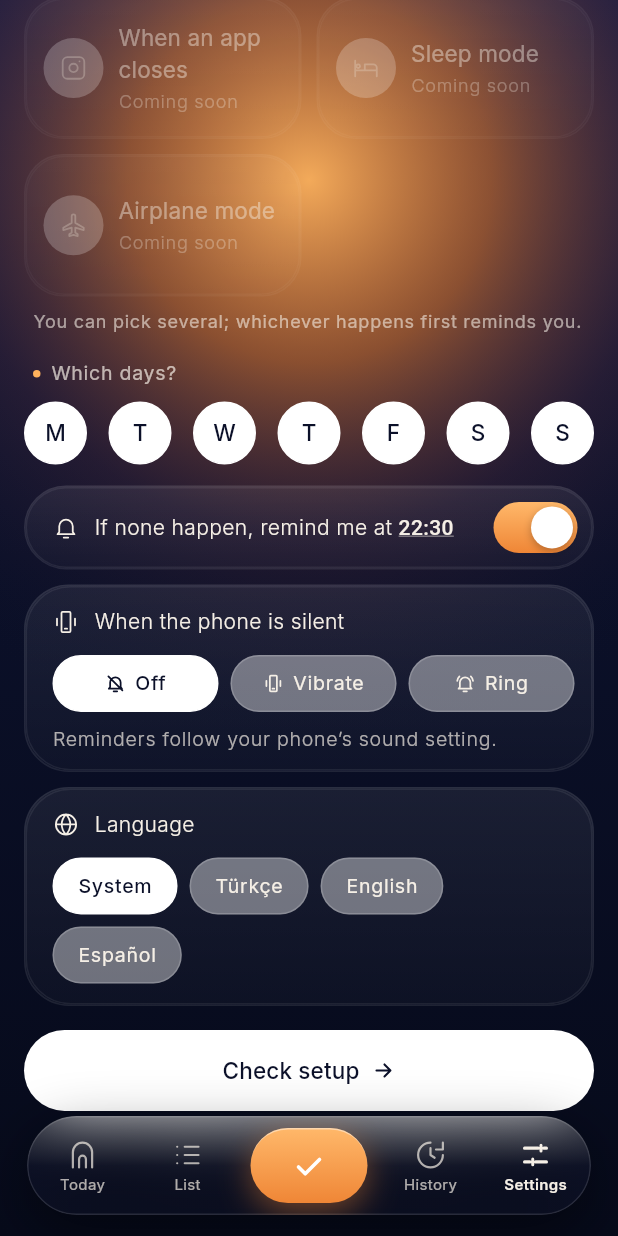
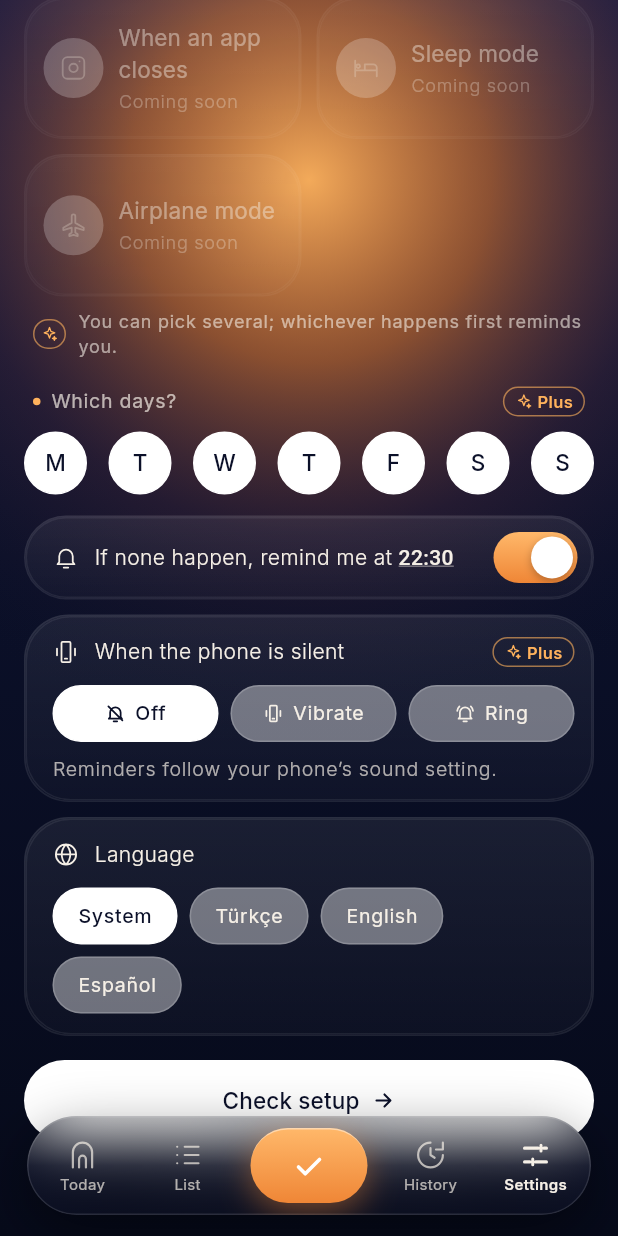
Before and after one commit to ishakdas/threshold, a Flutter app: the TriggerScreen screen opened by its route, scrolled down 576 dp, on a phone screen of 412 x 824 dp. Run offline on Flutter 3.47's test engine with Material 3 defaults, Android fonts, the phone set to English and light mode, and no system bars; our stand-ins replace flutter_riverpod, flutter_svg, go_router, in_app_purchase, shared_preferences; missing offline and left inert: in_app_purchase_android; accounts and stored records are empty.

Commit message:
Sessiz mod Plus'a; Plus özellikleri altın rozetle işaretli
- Ücretsiz tetikleyiciler: şarja takınca, alarmı durdurunca. Sessize
  alınca / sessizden çıkarınca da Plus'a özel (Dart ve Android).
- PlusBadge: Plus yokken altın dolgulu, Plus varken ince çerçeveli;
  Plus'a özel tetikleyicilerin köşesinde, gün seçiminde, sessizdeyken
  kartında, çoklu tetikleyici notunda ve Geçmiş başlığında. Plus kartının
  ikonu da aynı yıldız.

Co-Authored-By: Claude Opus 5.5 <noreply@anthropic.com>
Claude-Session: https://claude.ai/code/session_01HuJWcJmP6KzCekACY81Kzn

```diff
--- a/lib/data/models.dart
+++ b/lib/data/models.dart
@@ -80,10 +80,10 @@ enum TriggerKind {
   };
 
   /// Eşik Plus olmadan da kullanılabilir. Diğer çalışan tetikleyiciler
-  /// (Wi‑Fi, NFC) Plus'a özel. Android tarafı (EsikData.FREE_KINDS) aynı listeyi
+  /// (sessiz mod, Wi‑Fi, NFC) Plus'a özel. Android tarafı (EsikData.FREE_KINDS) aynı listeyi
   /// kullanır.
   bool get free => switch (this) {
-    charging || silenced || alarmStopped || unsilenced => true,
+    charging || alarmStopped => true,
     _ => false,
   };
 
--- a/lib/features/trigger/trigger_screen.dart
+++ b/lib/features/trigger/trigger_screen.dart
@@ -228,6 +228,12 @@ class _TriggerScreenState extends ConsumerState<TriggerScreen> {
               const SizedBox(height: 8),
               Padding(
                 padding: const EdgeInsets.symmetric(horizontal: 6),
+                child: Row(
+                  children: [
+                    // Birden fazla tetikleyici de Plus özelliği.
+                    PlusBadge(owned: plus, compact: true),
+                    const SizedBox(width: 8),
+                    Expanded(
                       child: Text(
                         !plus
                             ? l10n.plusMultiHint
@@ -240,11 +246,18 @@ class _TriggerScreenState extends ConsumerState<TriggerScreen> {
                         ),
                       ),
                     ),
+                  ],
+                ),
+              ),
               const SizedBox(height: 18),
               Padding(
                 padding: const EdgeInsets.symmetric(horizontal: 6),
-                child: DotLabel(
-                  plus ? l10n.whichDays : '${l10n.whichDays} · Plus',
+                child: Row(
+                  children: [
+                    Flexible(child: DotLabel(l10n.whichDays)),
+                    const SizedBox(width: 8),
+                    PlusBadge(owned: plus),
+                  ],
                 ),
               ),
               const SizedBox(height: 10),
@@ -413,6 +426,9 @@ class _TriggerTile extends StatelessWidget {
       excludeSemantics: true,
       child: Opacity(
         opacity: soon && !selected ? 0.45 : 1,
+        child: Stack(
+          children: [
+            Positioned.fill(
               child: SurfaceCard(
                 radius: 26,
                 highlighted: selected,
@@ -439,8 +455,6 @@ class _TriggerTile extends StatelessWidget {
                           Text(
                             soon
                                 ? l10n.comingSoon
-                          : locked
-                          ? 'Plus'
                                 : selected
                                 ? l10n.selected
                                 : kind.subtitle(l10n),
@@ -457,6 +471,18 @@ class _TriggerTile extends StatelessWidget {
                     ),
                   ],
                 ),
+              ),
+            ),
+            // Plus'a özel tetikleyici: Plus olsun olmasın görünür.
+            if (kind.plusOnly)
+              Positioned(
+                top: 8,
+                right: 10,
+                child: IgnorePointer(
+                  child: PlusBadge(owned: !locked, compact: true),
+                ),
+              ),
+          ],
         ),
       ),
     );
@@ -545,7 +571,9 @@ class _PlusCard extends ConsumerWidget {
       child: Row(
         children: [
           IconCircle(
-            icon: plus.owned ? EsikIcon.check : EsikIcon.door,
+            icon: EsikIcon.sparkle,
+            gradient: PlusBadge.gold,
+            iconColor: const Color(0xFF3A2306),
             size: 36,
             active: true,
           ),
@@ -643,6 +671,7 @@ class _SilentAlertCard extends ConsumerWidget {
               EsikIconView(EsikIcon.vibrate, size: 18, color: p.text),
               const SizedBox(width: 10),
               Expanded(child: Text(l10n.whenSilent, style: t.bodyMedium)),
+              PlusBadge(owned: plus),
             ],
           ),
           const SizedBox(height: 12),
--- a/lib/l10n/app_en.arb
+++ b/lib/l10n/app_en.arb
@@ -307,7 +307,7 @@
   "plusName": "Eşik Plus",
   "plusTagline": "Set up your thresholds exactly your way.",
   "plusFeatureMulti": "Several triggers at once",
-  "plusFeatureWifiNfc": "Wi‑Fi and the NFC door tag",
+  "plusFeatureWifiNfc": "Silent mode, Wi‑Fi and the NFC tag",
   "plusFeatureDays": "Choose which days it works",
   "plusFeatureSilent": "Vibrate or ring when silent",
   "plusFeatureHistory": "History and stats",
@@ -322,7 +322,7 @@
   "plusTrialLeft": "{days, plural, =1{Trial: 1 day left} other{Trial: {days} days left}}",
   "plusFree": "Free version",
   "plusTrialNote": "All Plus features are on for the first {days} days.",
-  "plusMultiHint": "Several triggers, Wi‑Fi and NFC come with Plus.",
+  "plusMultiHint": "Silent mode, Wi‑Fi, NFC and several triggers come with Plus.",
   "plusTrialEnding": "{days, plural, =1{Last day of your Plus trial} other{Last {days} days of your Plus trial}}",
   "plusTrialEndingBody": "After that, each mode keeps one trigger.",
   "plusHistoryTitle": "History comes with Plus",
--- a/lib/l10n/app_es.arb
+++ b/lib/l10n/app_es.arb
@@ -307,7 +307,7 @@
   "plusName": "Eşik Plus",
   "plusTagline": "Configura tus umbrales a tu manera.",
   "plusFeatureMulti": "Varios disparadores a la vez",
-  "plusFeatureWifiNfc": "Wi‑Fi y la etiqueta NFC de la puerta",
+  "plusFeatureWifiNfc": "Modo silencio, Wi‑Fi y etiqueta NFC",
   "plusFeatureDays": "Elegir qué días funciona",
   "plusFeatureSilent": "Vibrar o sonar en silencio",
   "plusFeatureHistory": "Historial y estadísticas",
@@ -322,7 +322,7 @@
   "plusTrialLeft": "{days, plural, =1{Prueba: queda 1 día} other{Prueba: quedan {days} días}}",
   "plusFree": "Versión gratuita",
   "plusTrialNote": "Todas las funciones Plus están activas los primeros {days} días.",
-  "plusMultiHint": "Varios disparadores, Wi‑Fi y NFC vienen con Plus.",
+  "plusMultiHint": "Modo silencio, Wi‑Fi, NFC y varios disparadores vienen con Plus.",
   "plusTrialEnding": "{days, plural, =1{Último día de tu prueba Plus} other{Últimos {days} días de tu prueba Plus}}",
   "plusTrialEndingBody": "Después, cada modo sigue con un disparador.",
   "plusHistoryTitle": "El historial viene con Plus",
--- a/lib/l10n/app_localizations.dart
+++ b/lib/l10n/app_localizations.dart
@@ -1945,7 +1945,7 @@ abstract class AppLocalizations {
   /// No description provided for @plusFeatureWifiNfc.
   ///
   /// In tr, this message translates to:
-  /// **'Wi‑Fi ve kapıdaki NFC etiketi'**
+  /// **'Sessiz mod, Wi‑Fi ve NFC etiketi'**
   String get plusFeatureWifiNfc;
 
   /// No description provided for @plusFeatureDays.
@@ -2035,7 +2035,7 @@ abstract class AppLocalizations {
   /// No description provided for @plusMultiHint.
   ///
   /// In tr, this message translates to:
-  /// **'Birden fazla tetikleyici ve Wi‑Fi, NFC Plus ile.'**
+  /// **'Sessiz mod, Wi‑Fi, NFC ve birden fazla tetikleyici Plus ile.'**
   String get plusMultiHint;
 
   /// No description provided for @plusTrialEnding.
--- a/lib/l10n/app_localizations_en.dart
+++ b/lib/l10n/app_localizations_en.dart
@@ -1079,7 +1079,7 @@ class AppLocalizationsEn extends AppLocalizations {
   String get plusFeatureMulti => 'Several triggers at once';
 
   @override
-  String get plusFeatureWifiNfc => 'Wi‑Fi and the NFC door tag';
+  String get plusFeatureWifiNfc => 'Silent mode, Wi‑Fi and the NFC tag';
 
   @override
   String get plusFeatureDays => 'Choose which days it works';
@@ -1137,7 +1137,8 @@ class AppLocalizationsEn extends AppLocalizations {
   }
 
   @override
-  String get plusMultiHint => 'Several triggers, Wi‑Fi and NFC come with Plus.';
+  String get plusMultiHint =>
+      'Silent mode, Wi‑Fi, NFC and several triggers come with Plus.';
 
   @override
   String plusTrialEnding(int days) {
--- a/lib/l10n/app_localizations_es.dart
+++ b/lib/l10n/app_localizations_es.dart
@@ -1083,7 +1083,7 @@ class AppLocalizationsEs extends AppLocalizations {
   String get plusFeatureMulti => 'Varios disparadores a la vez';
 
   @override
-  String get plusFeatureWifiNfc => 'Wi‑Fi y la etiqueta NFC de la puerta';
+  String get plusFeatureWifiNfc => 'Modo silencio, Wi‑Fi y etiqueta NFC';
 
   @override
   String get plusFeatureDays => 'Elegir qué días funciona';
@@ -1142,7 +1142,7 @@ class AppLocalizationsEs extends AppLocalizations {
 
   @override
   String get plusMultiHint =>
-      'Varios disparadores, Wi‑Fi y NFC vienen con Plus.';
+      'Modo silencio, Wi‑Fi, NFC y varios disparadores vienen con Plus.';
 
   @override
   String plusTrialEnding(int days) {
--- a/lib/l10n/app_localizations_tr.dart
+++ b/lib/l10n/app_localizations_tr.dart
@@ -1063,7 +1063,7 @@ class AppLocalizationsTr extends AppLocalizations {
   String get plusFeatureMulti => 'Birden fazla tetikleyici';
 
   @override
-  String get plusFeatureWifiNfc => 'Wi‑Fi ve kapıdaki NFC etiketi';
+  String get plusFeatureWifiNfc => 'Sessiz mod, Wi‑Fi ve NFC etiketi';
 
   @override
   String get plusFeatureDays => 'Çalışacağı günleri seçme';
@@ -1116,7 +1116,7 @@ class AppLocalizationsTr extends AppLocalizations {
 
   @override
   String get plusMultiHint =>
-      'Birden fazla tetikleyici ve Wi‑Fi, NFC Plus ile.';
+      'Sessiz mod, Wi‑Fi, NFC ve birden fazla tetikleyici Plus ile.';
 
   @override
   String plusTrialEnding(int days) {
--- a/lib/l10n/app_tr.arb
+++ b/lib/l10n/app_tr.arb
@@ -689,7 +689,7 @@
   "plusName": "Eşik Plus",
   "plusTagline": "Eşiklerini tam sana göre kur.",
   "plusFeatureMulti": "Birden fazla tetikleyici",
-  "plusFeatureWifiNfc": "Wi‑Fi ve kapıdaki NFC etiketi",
+  "plusFeatureWifiNfc": "Sessiz mod, Wi‑Fi ve NFC etiketi",
   "plusFeatureDays": "Çalışacağı günleri seçme",
   "plusFeatureSilent": "Sessizdeyken titret ya da çal",
   "plusFeatureHistory": "Geçmiş ve istatistikler",
@@ -725,7 +725,7 @@
       }
     }
   },
-  "plusMultiHint": "Birden fazla tetikleyici ve Wi‑Fi, NFC Plus ile.",
+  "plusMultiHint": "Sessiz mod, Wi‑Fi, NFC ve birden fazla tetikleyici Plus ile.",
   "plusTrialEnding": "Plus denemesinin son {days} günü",
   "@plusTrialEnding": {
     "placeholders": {
--- a/lib/ui/components.dart
+++ b/lib/ui/components.dart
@@ -607,3 +607,61 @@ class IconCircle extends StatelessWidget {
     );
   }
 }
+
+/// Eşik Plus özelliklerini gösteren rozet. Plus yokken dolu ve altın tonlu
+/// (kilitli olduğu belli olsun), Plus varken ince çerçeveli ve sakin.
+class PlusBadge extends StatelessWidget {
+  const PlusBadge({super.key, required this.owned, this.compact = false});
+
+  /// Plus açık mı (satın alındı ya da deneme sürüyor).
+  final bool owned;
+
+  /// Yalnızca ikon (dar yerler için).
+  final bool compact;
+
+  static const gold = [Color(0xFFFFD27A), Color(0xFFF0A23A)];
+
+  @override
+  Widget build(BuildContext context) {
+    final p = context.palette;
+    final fg = owned ? p.accent : const Color(0xFF3A2306);
+    return Semantics(
+      label: 'Plus',
+      excludeSemantics: true,
+      child: Container(
+        height: 20,
+        padding: EdgeInsets.symmetric(horizontal: compact ? 4 : 7),
+        decoration: BoxDecoration(
+          borderRadius: BorderRadius.circular(10),
+          gradient: owned ? null : const LinearGradient(colors: gold),
+          border: owned
+              ? Border.all(color: p.accent.withValues(alpha: 0.6))
+              : null,
+        ),
+        child: Row(
+          mainAxisSize: MainAxisSize.min,
+          children: [
+            EsikIconView(
+              EsikIcon.sparkle,
+              size: 12,
+              color: fg,
+              strokeWidth: 1.8,
+            ),
+            if (!compact) ...[
+              const SizedBox(width: 3),
+              Text(
+                'Plus',
+                style: TextStyle(
+                  fontSize: 11,
+                  fontWeight: FontWeight.w600,
+                  color: fg,
+                  height: 1,
+                ),
+              ),
+            ],
+          ],
+        ),
+      ),
+    );
+  }
+}
--- a/lib/ui/esik_icons.dart
+++ b/lib/ui/esik_icons.dart
@@ -42,6 +42,9 @@ enum EsikIcon {
   alarm('M4 13a8 8 0 1 0 16 0a8 8 0 1 0-16 0zM12 9v4l2.5 2M4 4L2 6M20 4l2 2'),
   bell('M6 16V11a6 6 0 0 1 12 0v5l1.5 2h-15zM10 21h4'),
   bellOff('M6 16V11a6 6 0 0 1 12 0v5l1.5 2h-15zM10 21h4M4 4l16 16'),
+  sparkle(
+    'M12 3.5l1.9 5.1 5.1 1.9-5.1 1.9L12 17.5l-1.9-5.1L5 10.5l5.1-1.9zM18.5 15.5l.7 1.8 1.8.7-1.8.7-.7 1.8-.7-1.8-1.8-.7 1.8-.7z',
+  ),
   globe(
     'M12 3a9 9 0 1 0 0 18 9 9 0 0 0 0-18zM3 12h18M12 3c2.5 2.6 3.8 5.6 3.8 9s-1.3 6.4-3.8 9M12 3c-2.5 2.6-3.8 5.6-3.8 9s1.3 6.4 3.8 9',
   ),
```
Also changed, not shown: lib/features/history/history_screen.dart (+8 -3 lines), 4 other files. Lines whose indentation alone changed are shown as unchanged.
